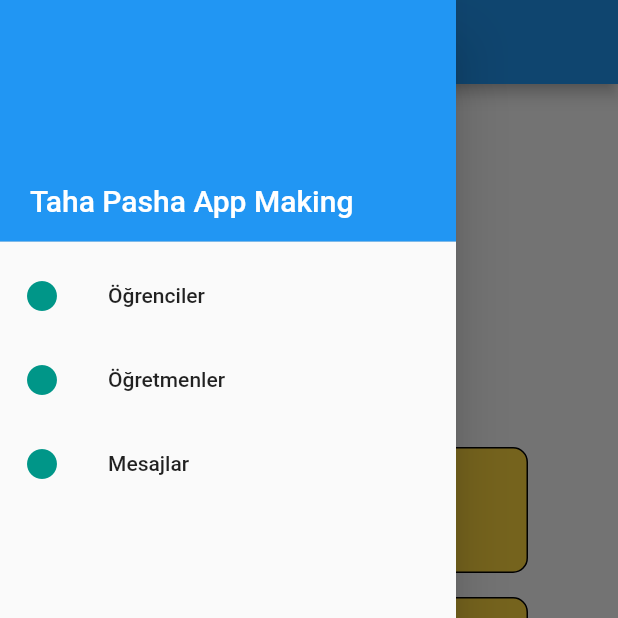
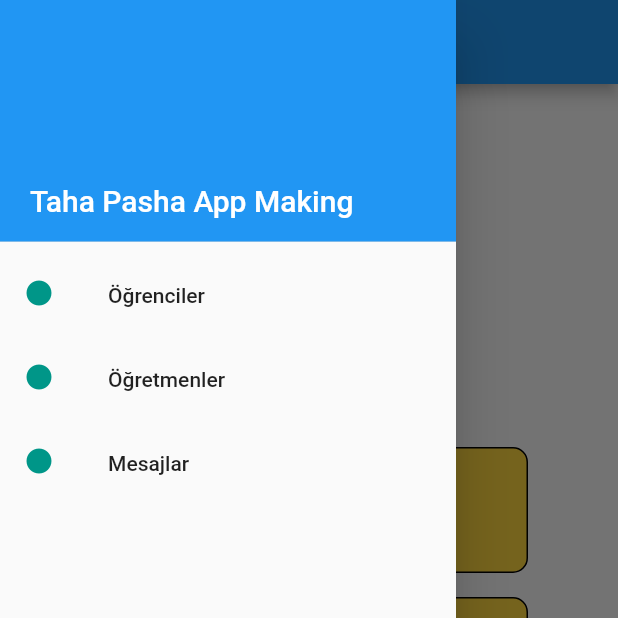
Before and after one commit to TahaPasa/school_application, a Flutter app: the screen it shows after launch, with the side drawer open, on a phone screen of 412 x 824 dp, the top half of it. Run offline on Flutter 3.47's test engine with Material 2 defaults, Android fonts, the phone set to English and light mode, and no system bars; our stand-ins replace flutter_riverpod.

Commit message:
Added constants

```diff
--- a/lib/main.dart
+++ b/lib/main.dart
@@ -9,7 +9,7 @@ import 'pages/ogrenciler_sayfasi.dart';
 import 'pages/ogretmenler_sayfasi.dart';
 
 void main() {
-  runApp(ProviderScope(child: const OgrenciApp()));
+  runApp(const ProviderScope(child: OgrenciApp()));
 }
 
 class OgrenciApp extends StatelessWidget {
@@ -72,21 +72,21 @@ class AnaSayfa extends ConsumerWidget{
 
             ),
             ListTile(
-              leading: const Icon(Icons.circle,color: Colors.teal,),
+              leading: const Icon(Icons.circle,color: Colors.teal,size: 20,),
               title: const Text('Öğrenciler'),
               onTap: () {
 
               },
             ),
             ListTile(
-              leading: const Icon(Icons.circle,color: Colors.teal,),
+              leading: const Icon(Icons.circle,color: Colors.teal,size: 20,),
               title: const Text('Öğretmenler'),
               onTap: () {
 
               },
             ),
             ListTile(
-              leading: const Icon(Icons.circle,color: Colors.teal,),
+              leading: const Icon(Icons.circle,color: Colors.teal,size: 20,),
               title: const Text('Mesajlar'),
               onTap: () {
                 // Update the state of the app.
@@ -108,10 +108,9 @@ class AnaSayfa extends ConsumerWidget{
               child: Row(
                 children: [
                   Expanded(
-                    child: Container(
                     child: InkWell(
                       onTap: () {
-                          Navigator.of(context).push(MaterialPageRoute(builder: (context) => MesajlarSayfasi(),
+                        Navigator.of(context).push(MaterialPageRoute(builder: (context) => const MesajlarSayfasi(),
                           )
                         );
                       },
@@ -119,21 +118,20 @@ class AnaSayfa extends ConsumerWidget{
 
                         decoration: BoxDecoration(
                           border: Border.all(color: Colors.black),
-                            borderRadius: BorderRadius.all(Radius.circular(10)),
+                          borderRadius: const BorderRadius.all(Radius.circular(10)),
                           color: Colors.amberAccent,
                         ),
                         child: Column(
                           children: [
-                              Padding(
-                                padding: const EdgeInsets.only(top: 8.0),
+                            const Padding(
+                              padding: EdgeInsets.only(top: 8.0),
                               child: Icon(Icons.message,color: Colors.white,size: 40),
                             ),
                             Padding(
                               padding: const EdgeInsets.symmetric(horizontal: 10.0,vertical: 10),
-                                child: Text("${ref.watch(YeniMesajSayisiProvider)} Yeni Mesaj",style: TextStyle(color: Colors.indigo)),
+                              child: Text("${ref.watch(YeniMesajSayisiProvider)} Yeni Mesaj",style: const TextStyle(color: Colors.indigo)),
                             ),
                           ],
-                          ),
                         ),
                       ),
                     ),
@@ -146,31 +144,29 @@ class AnaSayfa extends ConsumerWidget{
               child: Row(
                 children: [
                   Expanded(
-                    child: Container(
                     child: InkWell(
                       onTap: () {
                         Navigator.of(context).push(MaterialPageRoute(
-                            builder: (context) => OgrencilerSayfasi(),
+                          builder: (context) => const OgrencilerSayfasi(),
                         ));
                       },
                       child: DecoratedBox(
                         decoration: BoxDecoration(
                           border: Border.all(color: Colors.black),
-                            borderRadius: BorderRadius.all(Radius.circular(10)),
+                          borderRadius: const BorderRadius.all(Radius.circular(10)),
                           color: Colors.amberAccent,
                         ),
                         child: Column(
                           children: [
-                              Padding(
-                                padding: const EdgeInsets.only(top: 8.0),
+                            const Padding(
+                              padding: EdgeInsets.only(top: 8.0),
                               child: Icon(Icons.person_pin_outlined,color: Colors.white,size: 40),
                             ),
                             Padding(
                               padding: const EdgeInsets.symmetric(horizontal: 10.0,vertical: 10),
-                                child: Text("${ogrencilerRepository.Ogrenciler.length} Öğrenci",style: TextStyle(color: Colors.indigo)),
+                              child: Text("${ogrencilerRepository.Ogrenciler.length} Öğrenci",style: const TextStyle(color: Colors.indigo)),
                             )
                           ],
-                          ),
                         ),
                       ),
                     ),
@@ -183,11 +179,10 @@ class AnaSayfa extends ConsumerWidget{
               child: Row(
                 children: [
                   Expanded(
-                    child: Container(
                     child: InkWell(
                       onTap: () {
                         Navigator.of(context).push(MaterialPageRoute(
-                            builder: (context) => OgretmenlerSayfasi(),
+                          builder: (context) => const OgretmenlerSayfasi(),
                         ));
                       },
 
@@ -199,16 +194,15 @@ class AnaSayfa extends ConsumerWidget{
                         ),
                         child: Column(
                           children: [
-                              Padding(
-                                padding: const EdgeInsets.only(top: 8.0),
+                            const Padding(
+                              padding: EdgeInsets.only(top: 8.0),
                               child: Icon(Icons.account_circle_outlined,color: Colors.white,size: 40),
                             ),
                             Padding(
                               padding: const EdgeInsets.symmetric(horizontal: 10.0,vertical: 10),
-                                child: Text("${ogretmenlerRepository.Ogretmenler.length} Öğretmen",style: TextStyle(color: Colors.indigo)),
+                              child: Text("${ogretmenlerRepository.Ogretmenler.length} Öğretmen",style: const TextStyle(color: Colors.indigo)),
                             ),
                           ],
-                          ),
                         ),
                       ),
                     ),
```
Lines whose indentation alone changed are shown as unchanged.
